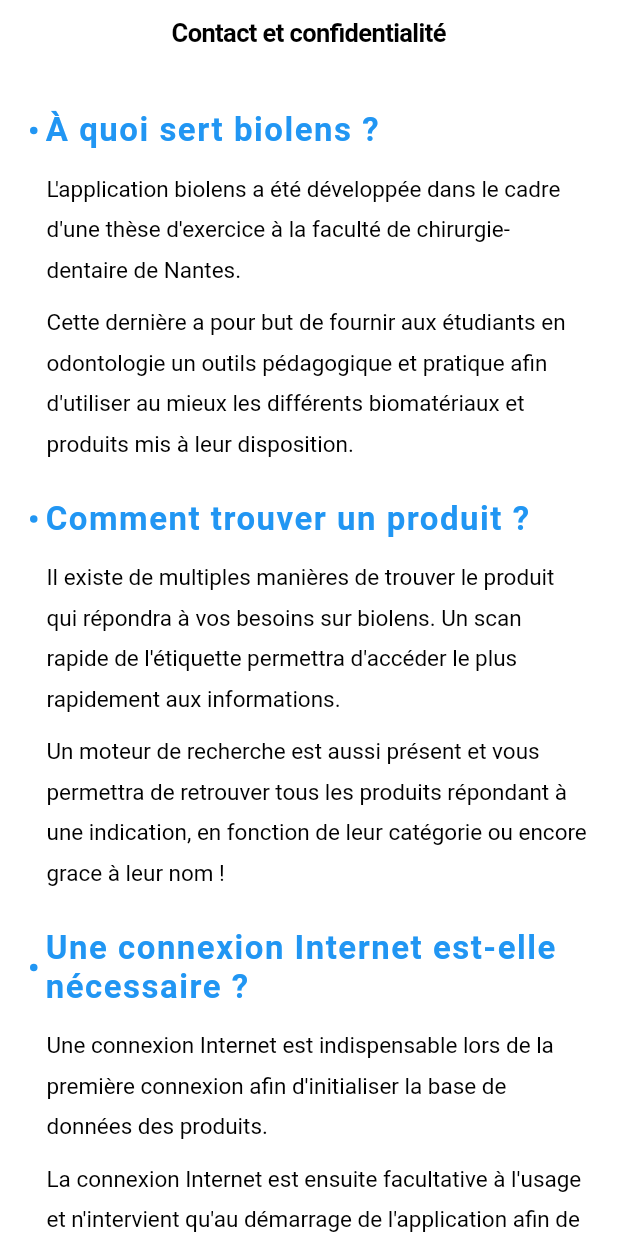
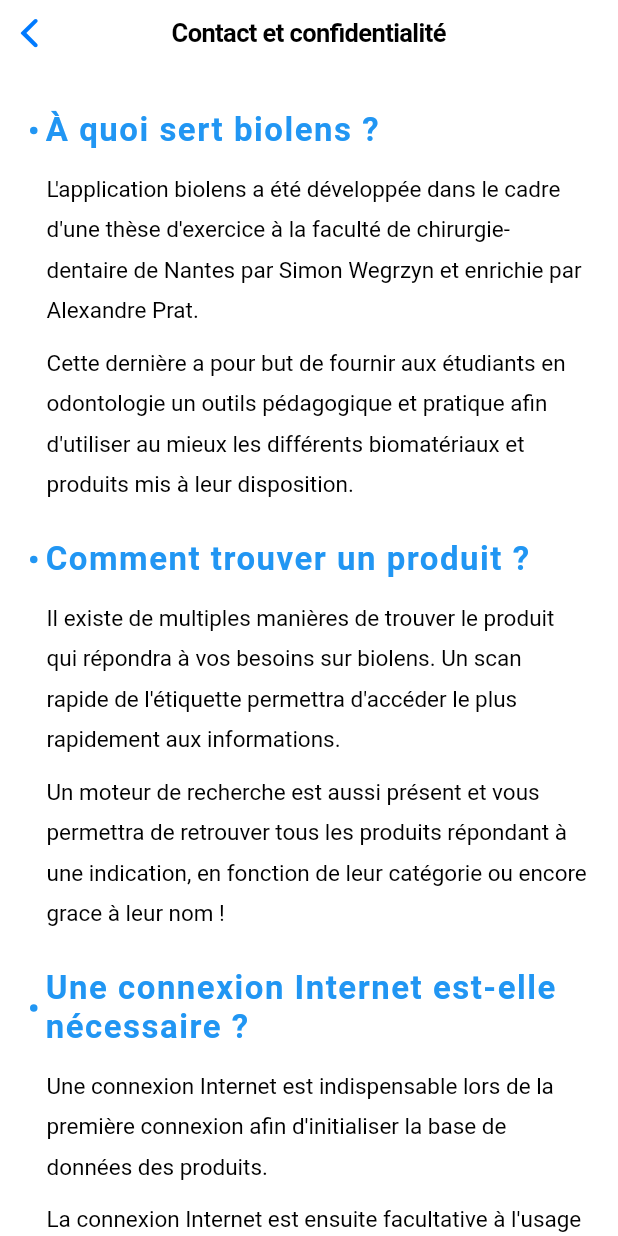
Before and after one commit to wzy-dev/biolens-Back, a Flutter app: the Privacy screen opened by its route, on a phone screen of 412 x 824 dp. Run offline on Flutter 3.47's test engine with Material 2 defaults, Android fonts, the phone set to English and light mode, and no system bars; our stand-ins replace cloud_firestore, firebase_auth, firebase_core, firebase_storage, flutter_svg, image_picker and 4 more; missing offline and left inert: download, fuzzy, html_editor_enhanced; accounts and stored records are empty.

Commit message:
WYSISWIG 1/2

```diff
--- a/lib/main.dart
+++ b/lib/main.dart
@@ -70,11 +70,8 @@
           ),
         ),
         routes: {
-          // '/export': (context) => Export(
-          //       products: [],
-          //     ),
+          // '/about': (context) => About(),
           '/add': (context) => AddProduct(),
-          '/about': (context) => About(),
           '/viewer': (context) => ProductViewer(),
           '/privacy': (context) => Privacy(),
         },
--- a/lib/src/about.dart
+++ b/lib/src/about.dart
@@ -129,7 +129,8 @@
               ],
             ),
           ),
-      )),
+        ),
+      ),
     );
   }
 }
--- a/lib/src/add_product.dart
+++ b/lib/src/add_product.dart
@@ -129,7 +129,9 @@
       _product.tagsTmp = tagsTmp;
     }
 
-    _product.tagPicture = tagPicture;
+    if (tagPicture != null) {
+      _product.tagPicture = tagPicture.isNotEmpty ? tagPicture : null;
+    }
 
     if (save == true) {
       if (_product.uint8List != null) {
--- a/lib/src/edit_product.dart
+++ b/lib/src/edit_product.dart
@@ -158,7 +158,9 @@
       _product.tagsTmp = tagsTmp;
     }
 
-    _product.tagPicture = tagPicture;
+    if (tagPicture != null) {
+      _product.tagPicture = tagPicture!.isNotEmpty ? tagPicture : null;
+    }
 
     if (save == true) {
       if (_product.uint8List != null) {
--- a/lib/src/homepage.dart
+++ b/lib/src/homepage.dart
@@ -78,7 +78,7 @@
                 CupertinoButton(
                   minSize: 25,
                   padding: EdgeInsets.zero,
-                  onPressed: () => Navigator.of(context).pushNamed('/about'),
+                  onPressed: () => Navigator.of(context).pushNamed('/privacy'),
                   child: Icon(
                     CupertinoIcons.info_circle,
                     color: Theme.of(context).primaryColor,
--- a/lib/src/privacy.dart
+++ b/lib/src/privacy.dart
@@ -9,7 +9,7 @@
   Widget build(BuildContext context) {
     return CupertinoPageScaffold(
       navigationBar: CupertinoNavigationBar(
-        automaticallyImplyLeading: false,
+        // automaticallyImplyLeading: false,
         middle: Text(
           "Contact et confidentialité",
         ),
@@ -22,7 +22,7 @@
             AnswerBlock(
               answer: "À quoi sert biolens ?",
               replies: [
-                "L'application biolens a été développée dans le cadre d'une thèse d'exercice à la faculté de chirurgie-dentaire de Nantes.",
+                "L'application biolens a été développée dans le cadre d'une thèse d'exercice à la faculté de chirurgie-dentaire de Nantes par Simon Wegrzyn et enrichie par Alexandre Prat.",
                 "Cette dernière a pour but de fournir aux étudiants en odontologie un outils pédagogique et pratique afin d'utiliser au mieux les différents biomatériaux et produits mis à leur disposition.",
               ],
             ),
@@ -73,6 +73,17 @@
                             color: CupertinoColors.white,
                             size: 50,
                           ),
+                          SizedBox(
+                            height: 20,
+                          ),
+                          Text(
+                            "wegrzyn.simon@gmail.com",
+                            style: TextStyle(
+                              color: CupertinoColors.white,
+                              fontWeight: FontWeight.w500,
+                              fontSize: 12,
+                            ),
+                          ),
                         ],
                       ),
                     ),
@@ -97,6 +108,17 @@
                             CupertinoIcons.phone,
                             color: CupertinoColors.white,
                             size: 50,
+                          ),
+                          SizedBox(
+                            height: 20,
+                          ),
+                          Text(
+                            "06 20 90 51 77",
+                            style: TextStyle(
+                              color: CupertinoColors.white,
+                              fontWeight: FontWeight.w500,
+                              fontSize: 12,
+                            ),
                           ),
                         ],
                       ),
--- a/lib/src/product_form/add_product_step1.dart
+++ b/lib/src/product_form/add_product_step1.dart
@@ -81,6 +81,7 @@
         file: _file,
         name: _name,
         brand: _brand);
+
     Navigator.of(context).push(
       CupertinoPageRoute(
           builder: (context) =>
--- a/lib/src/product_form/add_product_step2.dart
+++ b/lib/src/product_form/add_product_step2.dart
@@ -70,6 +70,7 @@
       subCategoryId: _subCategoryId,
       subCategoryTmp: _subCategoryTmp,
     );
+
     Navigator.of(context).push(
       CupertinoPageRoute(
           builder: (context) =>
--- a/lib/src/product_viewer.dart
+++ b/lib/src/product_viewer.dart
@@ -15,7 +15,7 @@
     final RouteArgs? routeArgs =
         ModalRoute.of(context)!.settings.arguments as RouteArgs;
     final ProductViewerArguments? arguments =
-        routeArgs?.arguments as ProductViewerArguments;
+        routeArgs?.arguments as ProductViewerArguments?;
     final Map? productArg = arguments?.product ?? null;
     final String? idParam = routeArgs?.parameter;
 
--- a/lib/src/signin.dart
+++ b/lib/src/signin.dart
@@ -99,7 +99,7 @@
           children: [
             CupertinoButton(
               padding: EdgeInsets.zero,
-              onPressed: () => Navigator.of(context).pushNamed('/about'),
+              onPressed: () => Navigator.of(context).pushNamed('/privacy'),
               child: Icon(
                 CupertinoIcons.info_circle,
                 color: Theme.of(context).primaryColor,
--- a/pubspec.yaml
+++ b/pubspec.yaml
@@ -45,6 +45,7 @@
   printing: ^5.6.5
   download: ^0.0.1+1
   package_info_plus: ^1.3.0
+  html_editor_enhanced: ^2.4.0+1
 
   # The following adds the Cupertino Icons font to your application.
   # Use with the CupertinoIcons class for iOS style icons.
```
Also changed, not shown: lib/src/product_form/add_product_step3.dart (+45 -4 lines), pubspec.lock, 3 other files. Lines whose indentation alone changed are shown as unchanged.
